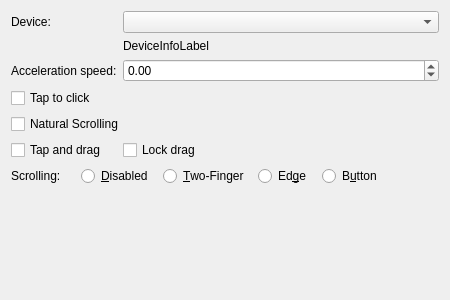
lxqt/lxqt-config, file lxqt-config-input/touchpadconfig.ui: the form before one commit.
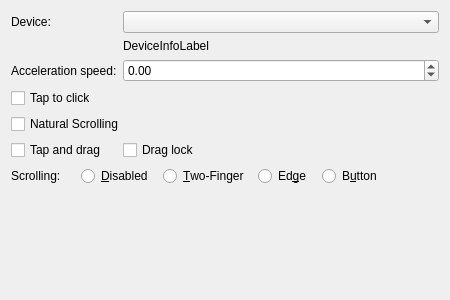
The form after the commit.

Commit message: rename to Drag lock

Diff of the .ui file:
```diff
--- a/lxqt-config-input/touchpadconfig.ui
+++ b/lxqt-config-input/touchpadconfig.ui
@@ -96,7 +96,7 @@
      <item>
       <widget class="QCheckBox" name="dragLockEnabledCheckBox">
        <property name="text">
-        <string>Lock drag</string>
+        <string>Drag lock</string>
        </property>
       </widget>
      </item>
```
